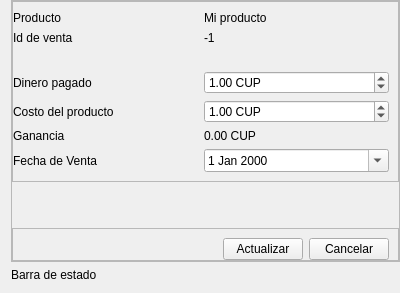
Above: view/ui/edit_sale_form.ui from R0land013/blue-pos before the change. Below: the same form after it.
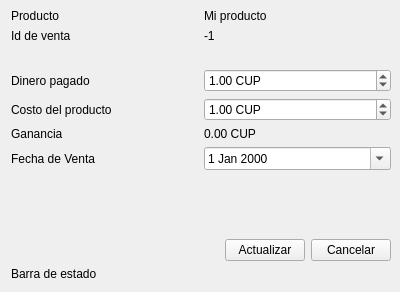
That is the form after the change.

Commit message:
Style: Se eliminaron los bordes de los frames de la app
	Los bordes se mostraban en Gnome, pero en windows no se mostraban.

The edit to the form file:
```diff
--- a/view/ui/edit_sale_form.ui
+++ b/view/ui/edit_sale_form.ui
@@ -23,7 +23,7 @@
    <item>
     <widget class="QFrame" name="main_content_frame">
      <property name="frameShape">
-      <enum>QFrame::StyledPanel</enum>
+      <enum>QFrame::NoFrame</enum>
      </property>
      <property name="frameShadow">
       <enum>QFrame::Raised</enum>
@@ -44,7 +44,7 @@
       <item>
        <widget class="QFrame" name="frame">
         <property name="frameShape">
-         <enum>QFrame::StyledPanel</enum>
+         <enum>QFrame::NoFrame</enum>
         </property>
         <property name="frameShadow">
          <enum>QFrame::Raised</enum>
@@ -187,7 +187,7 @@
       <item>
        <widget class="QFrame" name="frame_2">
         <property name="frameShape">
-         <enum>QFrame::StyledPanel</enum>
+         <enum>QFrame::NoFrame</enum>
         </property>
         <property name="frameShadow">
          <enum>QFrame::Raised</enum>
```
The commit also changes 20 other files.
